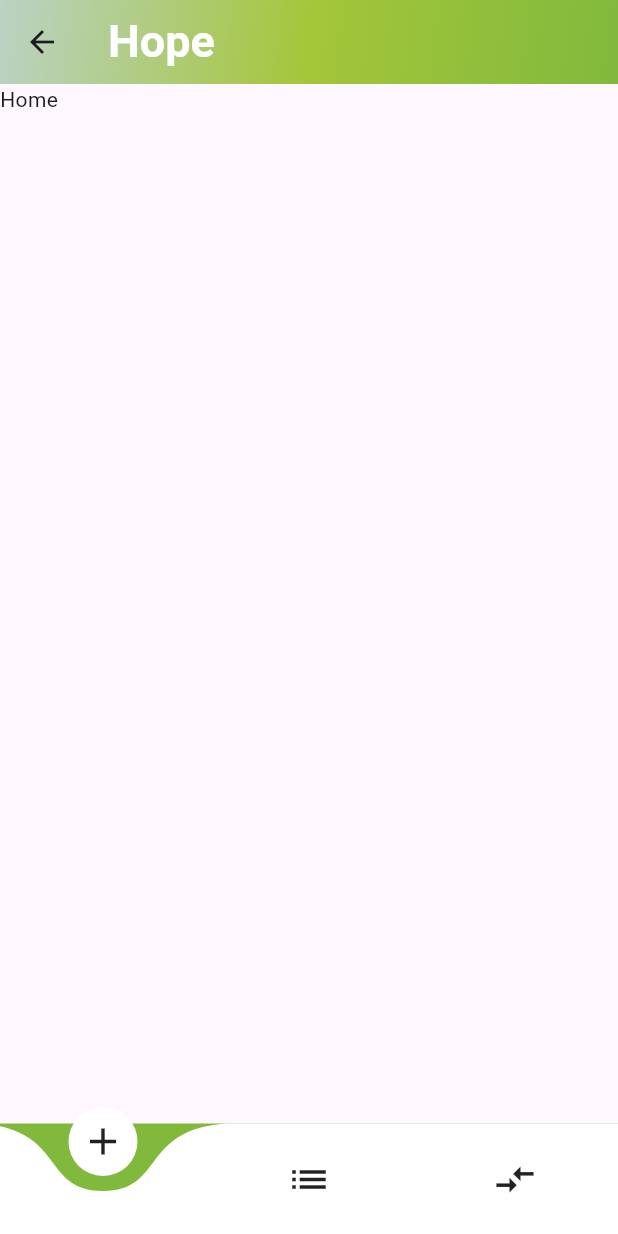
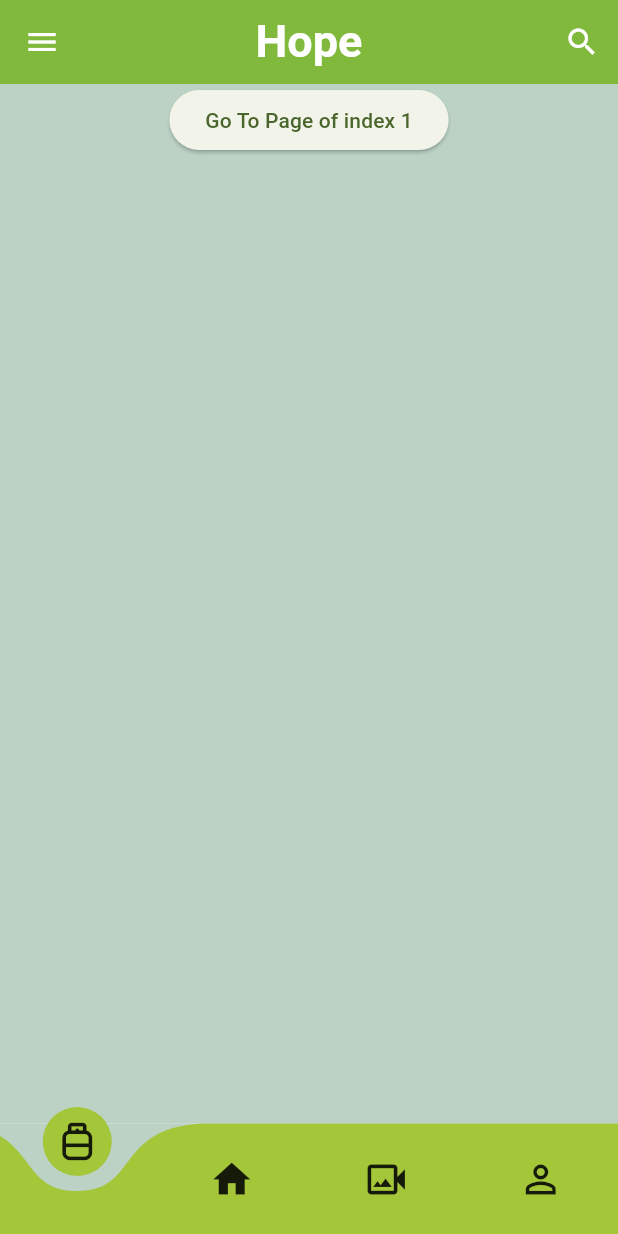
Before and after one commit to htoohtetwin4/hope, a Flutter app: the screen it shows after launch, after a tap on "Login", on a phone screen of 412 x 824 dp. Run offline on Flutter 3.47's test engine with Material 3 defaults, Android fonts, the phone set to English and light mode, and no system bars; drawn by our look-alikes of curved_navigation_bar.

Commit message:
bottom navbar added

```diff
--- a/lib/home/home_screen.dart
+++ b/lib/home/home_screen.dart
@@ -10,39 +10,100 @@ class HomeScreen extends StatefulWidget {
 }
 
 class _HomeScreenState extends State<HomeScreen> {
+  // int _page = 0;
+  // GlobalKey<CurvedNavigationBarState> _bottomNavigationKey = GlobalKey();
   @override
   Widget build(BuildContext context) {
     return Scaffold(
-      appBar: AppBar(
-        flexibleSpace: Container(
-          decoration: BoxDecoration(
-            gradient: LinearGradient(
-              colors: [hBaseColorOne, hBaseColorTwo, hBaseColorThree],
-              stops: [0, 0.5, 1],
-              begin: Alignment.topLeft,
-              end: Alignment.bottomRight,
+        // appBar: AppBar(
+        //   flexibleSpace: Container(
+        //     decoration: BoxDecoration(
+        //       gradient: LinearGradient(
+        //         colors: [hBaseColorOne, hBaseColorTwo, hBaseColorThree],
+        //         stops: [0, 0.5, 1],
+        //         begin: Alignment.topLeft,
+        //         end: Alignment.bottomRight,
+        //       ),
+        //     ),
+        //   ),
+        //   title: Text(
+        //     "Hope",
+        //     style: TextStyle(color: Colors.white, fontWeight: fw_6, fontSize: 30),
+        //   ),
+        // ),
+        appBar: AppBar(
+          title: Text(
+            "Hope",
+            style:
+                TextStyle(color: Colors.white, fontWeight: fw_6, fontSize: 30),
+          ),
+          centerTitle: true,
+          backgroundColor: hBaseColorThree,
+          leading: Icon(
+            Icons.menu,
+            color: Colors.white,
+          ),
+          actions: [
+            IconButton(
+                onPressed: () => {},
+                icon: Icon(
+                  Icons.search,
+                  color: Colors.white,
+                )),
+            // IconButton(onPressed: () => {}, icon: Icon(Icons.more_vert)),
+          ],
+        ),
+        bottomNavigationBar: Container(
+          width: MediaQuery.of(context).size.width,
+          child: CurvedNavigationBar(
+            backgroundColor: hBaseColorOne,
+            // key: _bottomNavigationKey,
+            color: hBaseColorTwo,
+            items: <Widget>[
+              Icon(Icons.propane_tank_outlined, size: 30),
+              Icon(Icons.home, size: 30),
+              Icon(Icons.video_camera_back_outlined, size: 30),
+              Icon(Icons.person_outline_outlined, size: 30),
+            ],
+            onTap: (index) {
+              // setState(
+              //   () {
+              //     _page = index;
+              //   },
+              // );
+            },
+          ),
+        ),
+        body: Container(
+          color: hBaseColorOne,
+          child: Center(
+            child: Column(
+              children: <Widget>[
+                // Text(_page.toString(), textScaleFactor: 10.0),
+                ElevatedButton(
+                  child: Text('Go To Page of index 1'),
+                  onPressed: () {
+                    //Page change using state does the same as clicking index 1 navigation button
+                    // final CurvedNavigationBarState? navBarState =
+                    // _bottomNavigationKey.currentState;
+                    // navBarState?.setPage(1);
+                  },
+                )
+              ],
             ),
           ),
-        ),
-        title: Text(
-          "Hope",
-          style: TextStyle(color: Colors.white, fontWeight: fw_6, fontSize: 30),
-        ),
-      ),
-      bottomNavigationBar: CurvedNavigationBar(
-        backgroundColor: hBaseColorThree,
-        items: <Widget>[
-          Icon(Icons.add, size: 30),
-          Icon(Icons.list, size: 30),
-          Icon(Icons.compare_arrows, size: 30),
-        ],
-        onTap: (index) {
-          //Handle button tap
-        },
-      ),
-      body: Container(
-        child: Text("Home"),
-      ),
-    );
+        )
+
+        // body: SingleChildScrollView(
+        //   child: Column(
+        //     children: [
+        //       // Your content here
+        //       Container(
+        //         color: Colors.red,
+        //       )
+        //     ],
+        //   ),
+        // ),
+        );
   }
 }
--- a/lib/main.dart
+++ b/lib/main.dart
@@ -1,5 +1,6 @@
 import 'package:flutter/material.dart';
 import 'package:hope_app/Login/login_screen.dart';
+import 'package:hope_app/constants.dart';
 
 void main() {
   runApp(const MyApp());
@@ -14,7 +15,7 @@ class MyApp extends StatelessWidget {
     return MaterialApp(
         title: 'Flutter Demo',
         theme: ThemeData(
-          colorScheme: ColorScheme.fromSeed(seedColor: Colors.deepPurple),
+          colorScheme: ColorScheme.fromSeed(seedColor: hBaseColorThree),
           useMaterial3: true,
         ),
         home: const LoginScreen());
```
